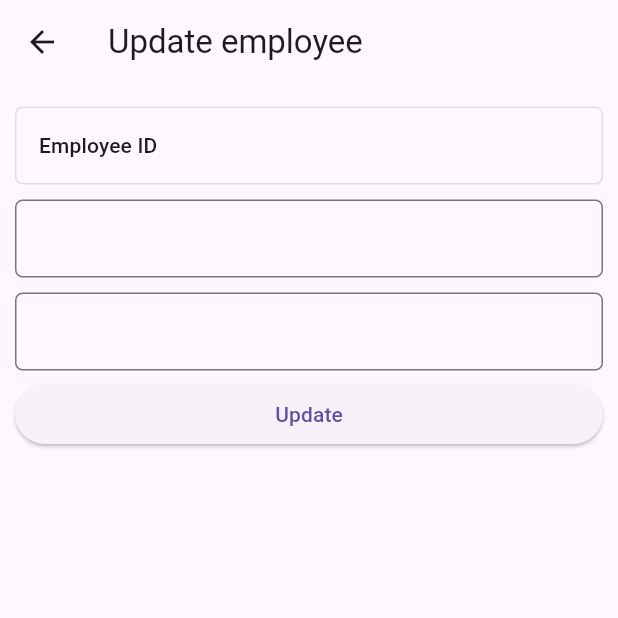
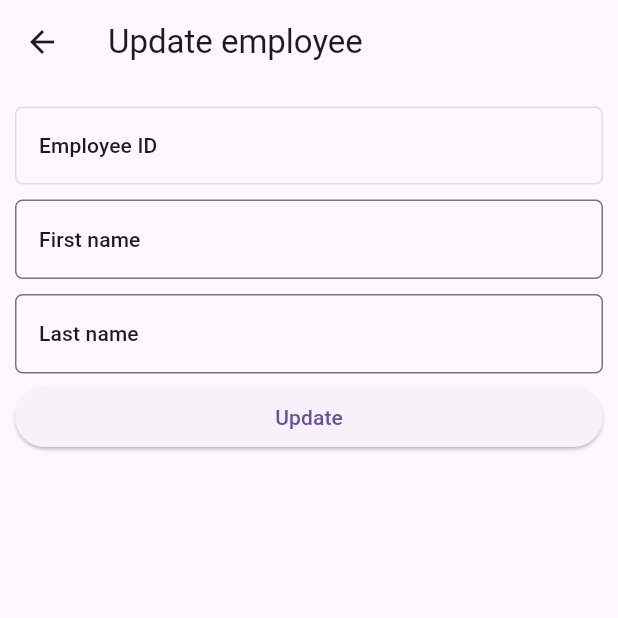
Before and after one commit to ichbinnichts/simple-flutter-spring-app, a Flutter app: the UpdateEmployee screen opened directly with empty values, on a phone screen of 412 x 824 dp, the top half of it. Run offline on Flutter 3.47's test engine with Material 3 defaults, Android fonts, the phone set to English and light mode, and no system bars; missing offline and left inert: dart:html.

Commit message:
style: change hintText in the update page

```diff
--- a/FlutterClientApp/clientapp/lib/employee/updateEmployee.dart
+++ b/FlutterClientApp/clientapp/lib/employee/updateEmployee.dart
@@ -107,8 +107,8 @@ class _UpdateEmployeeState extends State<UpdateEmployee> {
                     }
                   },
                   decoration: InputDecoration(
-                      labelText: widget.employeeModel.firstName,
-                      hintText: 'Enter first name',
+                      labelText: 'First name',
+                      hintText: widget.employeeModel.firstName,
                       labelStyle: textStyle,
                       border: OutlineInputBorder(
                         borderRadius: BorderRadius.circular(5.0),
@@ -126,8 +126,8 @@ class _UpdateEmployeeState extends State<UpdateEmployee> {
                     }
                   },
                   decoration: InputDecoration(
-                      labelText: widget.employeeModel.lastName,
-                      hintText: 'Enter last name',
+                      labelText: 'Last name',
+                      hintText: widget.employeeModel.lastName,
                       labelStyle: textStyle,
                       border: OutlineInputBorder(
                         borderRadius: BorderRadius.circular(5.0),
```
